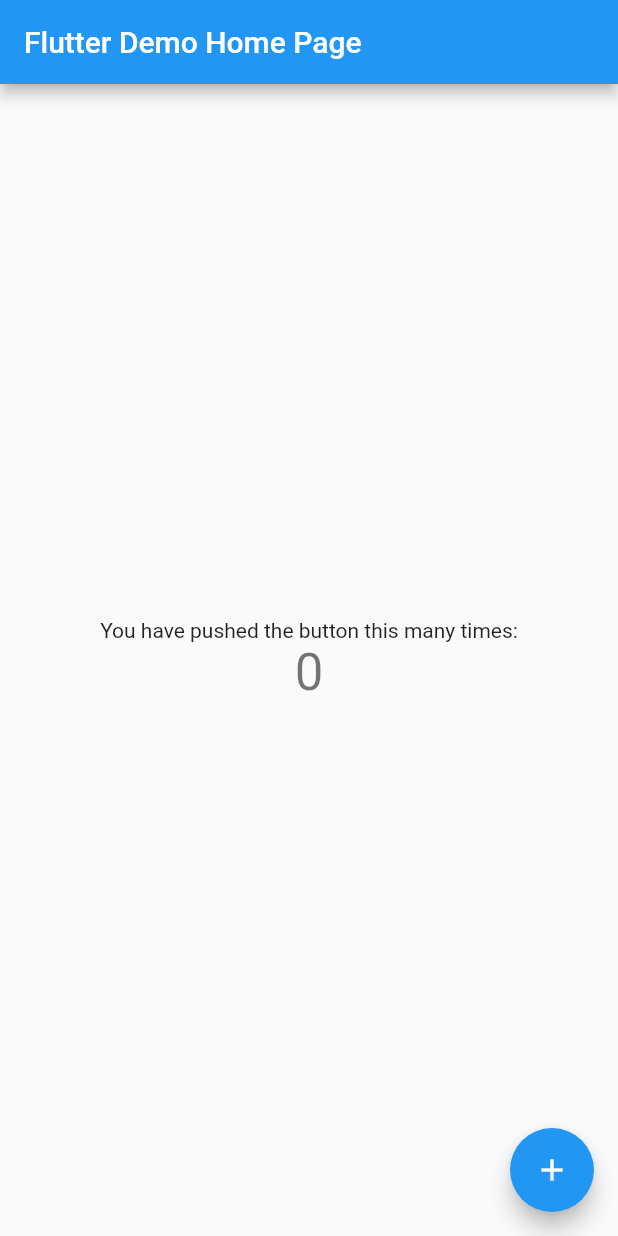
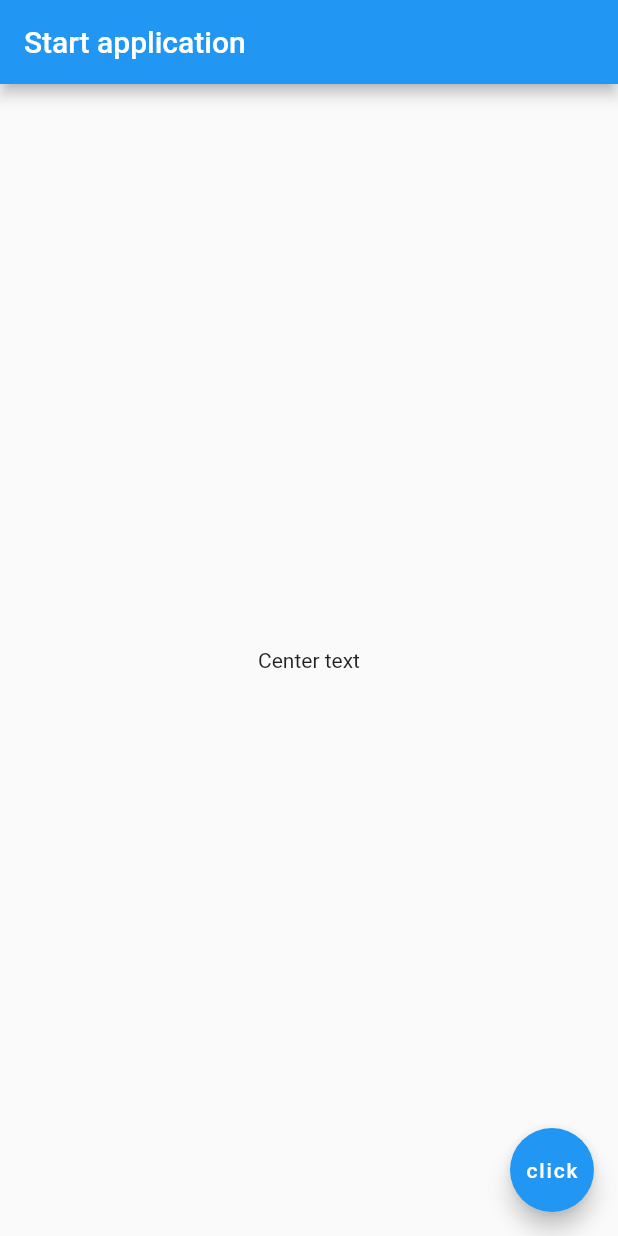
Before and after one commit to mashazavolnyuk/flutterStart, a Flutter app: the screen it shows after launch, on a phone screen of 412 x 824 dp. Run offline on Flutter 3.47's test engine with Material 2 defaults, Android fonts, the phone set to English and light mode, and no system bars.

Commit message:
child inside scaffold

```diff
--- a/lib/main.dart
+++ b/lib/main.dart
@@ -1,117 +1,17 @@
 import 'package:flutter/material.dart';
 
 void main() {
-  runApp(MyApp());
-}
-
-class MyApp extends StatelessWidget {
-  // This widget is the root of your application.
-  @override
-  Widget build(BuildContext context) {
-    return MaterialApp(
-      title: 'Flutter Demo',
-      theme: ThemeData(
-        // This is the theme of your application.
-        //
-        // Try running your application with "flutter run". You'll see the
-        // application has a blue toolbar. Then, without quitting the app, try
-        // changing the primarySwatch below to Colors.green and then invoke
-        // "hot reload" (press "r" in the console where you ran "flutter run",
-        // or simply save your changes to "hot reload" in a Flutter IDE).
-        // Notice that the counter didn't reset back to zero; the application
-        // is not restarted.
-        primarySwatch: Colors.blue,
-        // This makes the visual density adapt to the platform that you run
-        // the app on. For desktop platforms, the controls will be smaller and
-        // closer together (more dense) than on mobile platforms.
-        visualDensity: VisualDensity.adaptivePlatformDensity,
-      ),
-      home: MyHomePage(title: 'Flutter Demo Home Page'),
-    );
-  }
-}
-
-class MyHomePage extends StatefulWidget {
-  MyHomePage({Key key, this.title}) : super(key: key);
-
-  // This widget is the home page of your application. It is stateful, meaning
-  // that it has a State object (defined below) that contains fields that affect
-  // how it looks.
-
-  // This class is the configuration for the state. It holds the values (in this
-  // case the title) provided by the parent (in this case the App widget) and
-  // used by the build method of the State. Fields in a Widget subclass are
-  // always marked "final".
-
-  final String title;
-
-  @override
-  _MyHomePageState createState() => _MyHomePageState();
-}
-
-class _MyHomePageState extends State<MyHomePage> {
-  int _counter = 0;
-
-  void _incrementCounter() {
-    setState(() {
-      // This call to setState tells the Flutter framework that something has
-      // changed in this State, which causes it to rerun the build method below
-      // so that the display can reflect the updated values. If we changed
-      // _counter without calling setState(), then the build method would not be
-      // called again, and so nothing would appear to happen.
-      _counter++;
-    });
-  }
-
-  @override
-  Widget build(BuildContext context) {
-    // This method is rerun every time setState is called, for instance as done
-    // by the _incrementCounter method above.
-    //
-    // The Flutter framework has been optimized to make rerunning build methods
-    // fast, so that you can just rebuild anything that needs updating rather
-    // than having to individually change instances of widgets.
-    return Scaffold(
+  runApp(MaterialApp(
+    home: Scaffold(
       appBar: AppBar(
-        // Here we take the value from the MyHomePage object that was created by
-        // the App.build method, and use it to set our appbar title.
-        title: Text(widget.title),
+        title: Text("Start application"),
       ),
       body: Center(
-        // Center is a layout widget. It takes a single child and positions it
-        // in the middle of the parent.
-        child: Column(
-          // Column is also a layout widget. It takes a list of children and
-          // arranges them vertically. By default, it sizes itself to fit its
-          // children horizontally, and tries to be as tall as its parent.
-          //
-          // Invoke "debug painting" (press "p" in the console, choose the
-          // "Toggle Debug Paint" action from the Flutter Inspector in Android
-          // Studio, or the "Toggle Debug Paint" command in Visual Studio Code)
-          // to see the wireframe for each widget.
-          //
-          // Column has various properties to control how it sizes itself and
-          // how it positions its children. Here we use mainAxisAlignment to
-          // center the children vertically; the main axis here is the vertical
-          // axis because Columns are vertical (the cross axis would be
-          // horizontal).
-          mainAxisAlignment: MainAxisAlignment.center,
-          children: <Widget>[
-            Text(
-              'You have pushed the button this many times:',
-            ),
-            Text(
-              '$_counter',
-              style: Theme.of(context).textTheme.headline4,
-            ),
-          ],
-        ),
+        child: Text("Center text"),
       ),
       floatingActionButton: FloatingActionButton(
-        onPressed: _incrementCounter,
-        tooltip: 'Increment',
-        child: Icon(Icons.add),
-      ), // This trailing comma makes auto-formatting nicer for build methods.
-    );
-  }
+        child: Text("click"),
+      ),
+    ),
+  ));
 }
```
